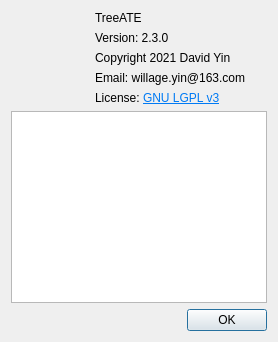
First picture: the form in Src/TreeATE/aboutdialog.ui, repository WilliamYinwei/TreeATE, before the edit.
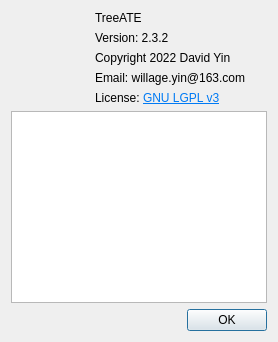
Second picture: the form after the edit. Icons and pictures are not drawn.

```diff
--- a/Src/TreeATE/aboutdialog.ui
+++ b/Src/TreeATE/aboutdialog.ui
@@ -68,14 +68,14 @@
        <item>
         <widget class="QLabel" name="label_3">
          <property name="text">
-          <string notr="true">Version: 2.3.0</string>
+          <string notr="true">Version: 2.3.2</string>
          </property>
         </widget>
        </item>
        <item>
         <widget class="QLabel" name="label_4">
          <property name="text">
-          <string>Copyright 2021 David Yin</string>
+          <string>Copyright 2022 David Yin</string>
          </property>
         </widget>
        </item>
```
